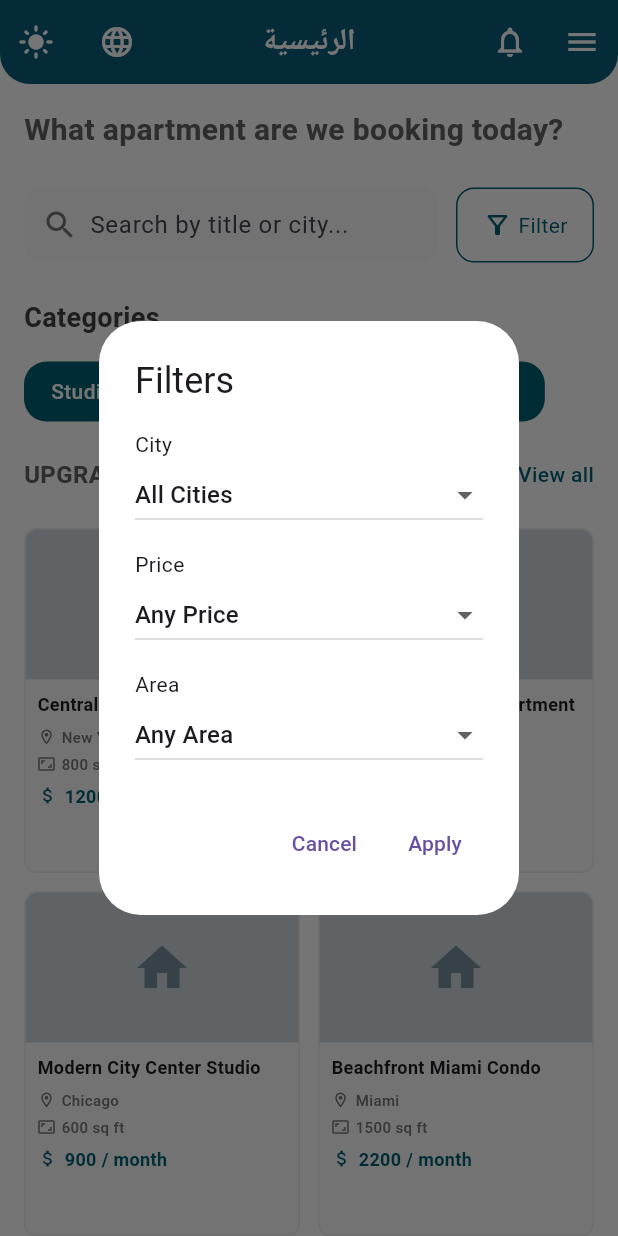
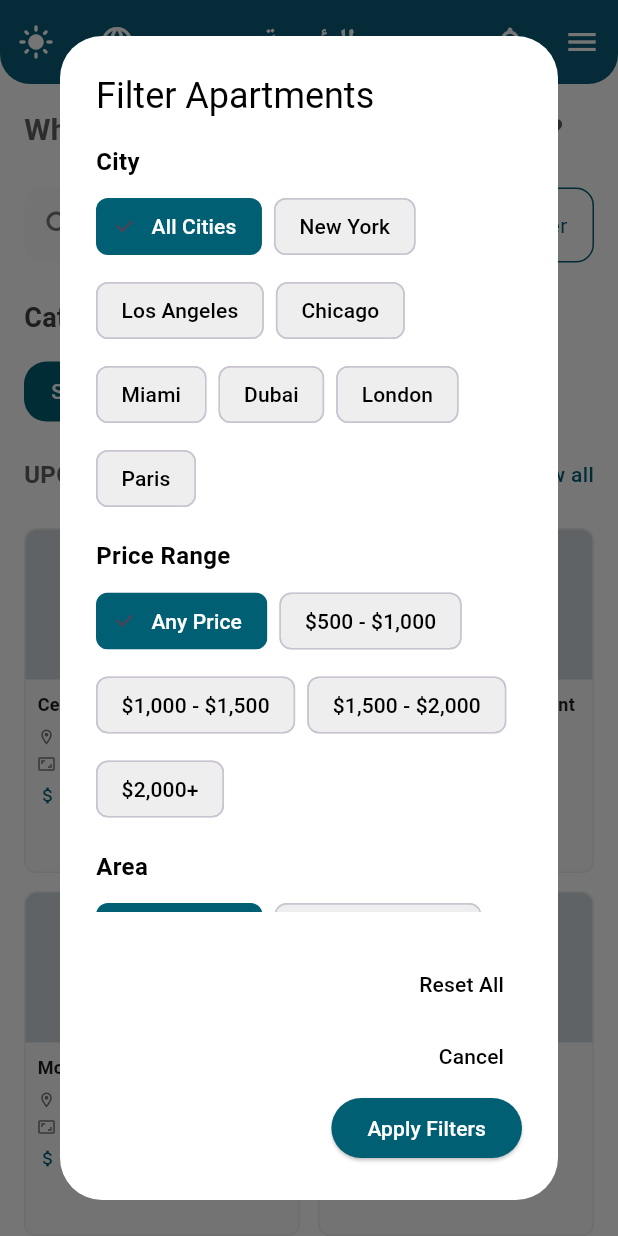
Before and after one commit to sedrajlilaty/BookingProject, a Flutter app: the ApartmentBookingScreen screen opened directly with empty values, after a tap on "Filter", on a phone screen of 412 x 824 dp. Run offline on Flutter 3.47's test engine with Material 3 defaults, Android fonts, the phone set to English and light mode, and no system bars; our stand-ins replace curved_navigation_bar, dio, flutter_bloc, image_picker, shared_preferences; accounts and stored records are empty; Roboto replaces fonts that are missing (Cairo).

Commit message:
تعديل شكل الفلترة

```diff
--- a/lib/screens/owner/homePage.dart
+++ b/lib/screens/owner/homePage.dart
@@ -605,62 +605,54 @@ class _ApartmentBookingScreenState extends State<ApartmentBookingScreen> {
             return BlocBuilder<ThemeCubit, ThemeState>(
               builder: (context, state) {
                 final isDark = state is DarkState;
+
                 return AlertDialog(
                   backgroundColor: isDark ? Colors.grey[800] : Colors.white,
-                  title: Text(_isEnglish ? 'Filters' : 'التصفية'),
+                  title: Text(
+                    _isEnglish ? 'Filter Apartments' : 'تصفية الشقق',
+                    style: TextStyle(
+                      color: isDark ? Colors.white : Colors.black,
+                    ),
+                  ),
                   content: SingleChildScrollView(
                     child: Column(
+                      mainAxisSize: MainAxisSize.min,
                       crossAxisAlignment: CrossAxisAlignment.start,
                       children: [
-                        Text(_isEnglish ? 'City' : 'المدينة'),
-                        DropdownButton<String>(
-                          value: tempSelectedCity,
-                          isExpanded: true,
-                          items:
-                          _cities.map((city) {
-                            return DropdownMenuItem<String>(
-                              value: city,
-                              child: Text(city),
-                            );
-                          }).toList(),
-                          onChanged:
-                              (value) => setStateDialog(
-                                () => tempSelectedCity = value!,
-                          ),
+                        _buildFilterSection(
+                          _isEnglish ? 'City' : 'المدينة',
+                          tempSelectedCity,
+                          _cities,
+                          isDark,
+                              (value) {
+                            setStateDialog(() {
+                              tempSelectedCity = value;
+                            });
+                          },
                         ),
-                        const SizedBox(height: 12),
-                        Text(_isEnglish ? 'Price' : 'السعر'),
-                        DropdownButton<String>(
-                          value: tempSelectedPriceRange,
-                          isExpanded: true,
-                          items:
-                          _priceRanges.map((price) {
-                            return DropdownMenuItem<String>(
-                              value: price,
-                              child: Text(price),
-                            );
-                          }).toList(),
-                          onChanged:
-                              (value) => setStateDialog(
-                                () => tempSelectedPriceRange = value!,
-                          ),
+                        const SizedBox(height: 16),
+                        _buildFilterSection(
+                          _isEnglish ? 'Price Range' : 'نطاق السعر',
+                          tempSelectedPriceRange,
+                          _priceRanges,
+                          isDark,
+                              (value) {
+                            setStateDialog(() {
+                              tempSelectedPriceRange = value;
+                            });
+                          },
                         ),
-                        const SizedBox(height: 12),
-                        Text(_isEnglish ? 'Area' : 'المساحة'),
-                        DropdownButton<String>(
-                          value: tempSelectedAreaRange,
-                          isExpanded: true,
-                          items:
-                          _areaRanges.map((area) {
-                            return DropdownMenuItem<String>(
-                              value: area,
-                              child: Text(area),
-                            );
-                          }).toList(),
-                          onChanged:
-                              (value) => setStateDialog(
-                                () => tempSelectedAreaRange = value!,
-                          ),
+                        const SizedBox(height: 16),
+                        _buildFilterSection(
+                          _isEnglish ? 'Area' : 'المساحة',
+                          tempSelectedAreaRange,
+                          _areaRanges,
+                          isDark,
+                              (value) {
+                            setStateDialog(() {
+                              tempSelectedAreaRange = value;
+                            });
+                          },
                         ),
                       ],
                     ),
@@ -668,11 +660,28 @@ class _ApartmentBookingScreenState extends State<ApartmentBookingScreen> {
                   actions: [
                     TextButton(
                       onPressed: () {
-                        Navigator.of(context).pop();
+                        setStateDialog(() {
+                          tempSelectedCity = 'All Cities';
+                          tempSelectedPriceRange = 'Any Price';
+                          tempSelectedAreaRange = 'Any Area';
+                        });
                       },
-                      child: Text(_isEnglish ? 'Cancel' : 'إلغاء'),
+                      child: Text(
+                        _isEnglish ? 'Reset All' : 'إعادة التعيين',
+                        style: const TextStyle(color: Colors.black),
+                      ),
                     ),
                     TextButton(
+                      onPressed: () => Navigator.pop(context),
+                      child: Text(
+                        _isEnglish ? 'Cancel' : 'إلغاء',
+                        style: const TextStyle(color: Colors.black),
+                      ),
+                    ),
+                    ElevatedButton(
+                      style: ElevatedButton.styleFrom(
+                        backgroundColor: accentColor,
+                      ),
                       onPressed: () {
                         setState(() {
                           _selectedCity = tempSelectedCity;
@@ -680,9 +689,12 @@ class _ApartmentBookingScreenState extends State<ApartmentBookingScreen> {
                           _selectedAreaRange = tempSelectedAreaRange;
                           _showAllApartments = false;
                         });
-                        Navigator.of(context).pop();
+                        Navigator.pop(context);
                       },
-                      child: Text(_isEnglish ? 'Apply' : 'تطبيق'),
+                      child: Text(
+                        _isEnglish ? 'Apply Filters' : 'تطبيق التصفية',
+                        style: const TextStyle(color: Colors.white),
+                      ),
                     ),
                   ],
                 );
@@ -693,6 +705,51 @@ class _ApartmentBookingScreenState extends State<ApartmentBookingScreen> {
       },
     );
   }
+  Widget _buildFilterSection(
+      String title,
+      String selectedValue,
+      List<String> options,
+      bool isDark,
+      Function(String) onChanged,
+      ) {
+    return Column(
+      crossAxisAlignment: CrossAxisAlignment.start,
+      children: [
+        Text(
+          title,
+          style: TextStyle(
+            fontSize: 16,
+            fontWeight: FontWeight.bold,
+            color: isDark ? Colors.white : Colors.black,
+          ),
+        ),
+        const SizedBox(height: 8),
+        Wrap(
+          spacing: 8,
+          runSpacing: 8,
+          children: options.map((option) {
+            final isSelected = selectedValue == option;
+            return ChoiceChip(
+              label: Text(
+                option,
+                style: TextStyle(
+                  color: isSelected
+                      ? (isDark ? Colors.black : Colors.white)
+                      : (isDark ? Colors.white : Colors.black),
+                ),
+              ),
+              selected: isSelected,
+              onSelected: (_) => onChanged(option),
+              selectedColor: accentColor,
+              backgroundColor:
+              isDark ? Colors.grey[700] : Colors.grey[200],
+            );
+          }).toList(),
+        ),
+      ],
+    );
+  }
+
 
   Widget _buildApartmentsGrid(bool isDark) {
     final apartments = _filteredApartments;
```
Also changed, not shown: lib/l10n.dart (added).
